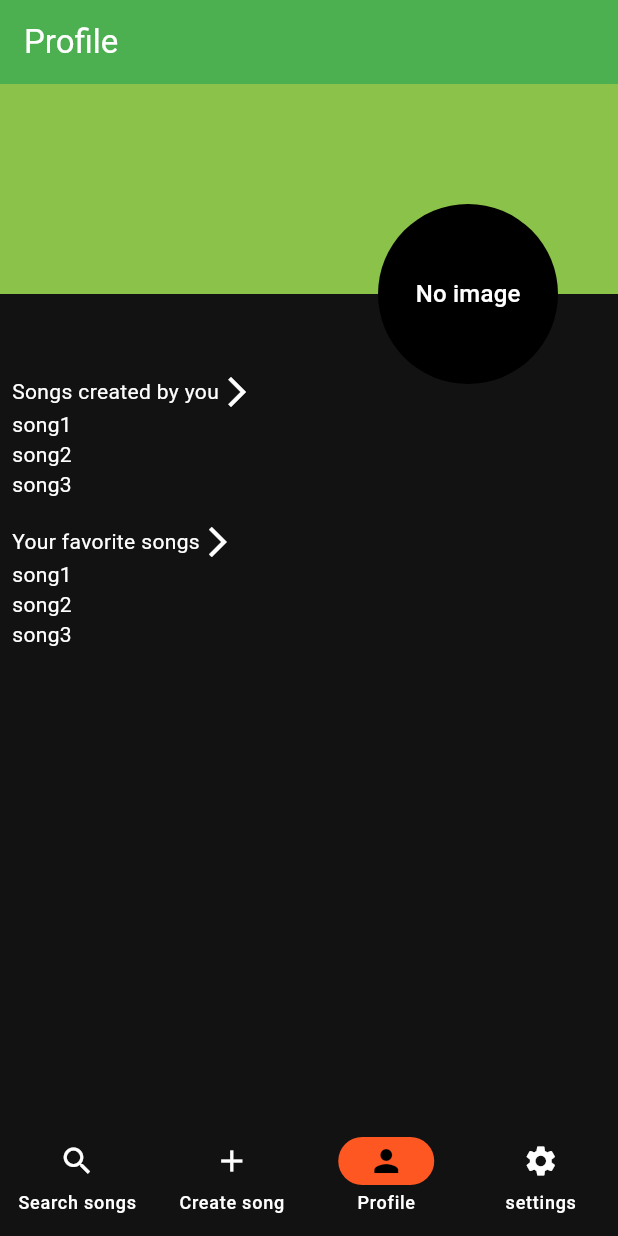
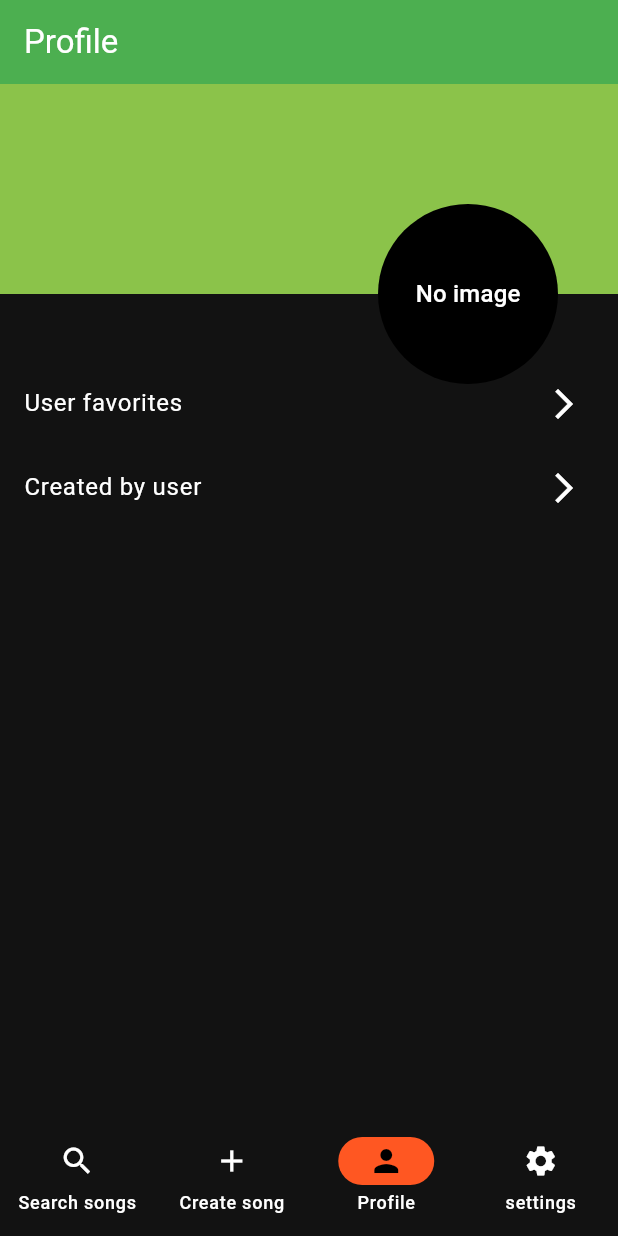
Before and after one commit to PetrsGamers/guitar-songbook, a Flutter app: the ProfileScreen screen opened by its route, on a phone screen of 412 x 824 dp. Run offline on Flutter 3.47's test engine with Material 3 defaults, Android fonts, the phone set to English and light mode, and no system bars; our stand-ins replace cloud_firestore, firebase_auth, firebase_core, go_router, hooks_riverpod; accounts and stored records are empty.

Commit message:
add favorites and created widget to profile page

```diff
--- a/lib/app_user.dart
+++ b/lib/app_user.dart
@@ -1,17 +1,20 @@
 class AppUser {
+  String id;
   String name;
   String bio;
   String picture;
   String email;
 
   AppUser(
-      {required this.name,
+      {required this.id,
+      required this.name,
       required this.bio,
       required this.picture,
       required this.email});
 
-  factory AppUser.fromMap(Map<String, dynamic> map) {
+  factory AppUser.fromMap(String id, Map<String, dynamic> map) {
     return AppUser(
+      id: id,
       name: map['name'] ?? '',
       bio: map['bio'] ?? '',
       picture: map['picture'] ?? '',
--- /dev/null
+++ b/lib/created_preview.dart
@@ -0,0 +1,84 @@
+import 'package:cloud_firestore/cloud_firestore.dart';
+import 'package:flutter/material.dart';
+import 'package:go_router/go_router.dart';
+import 'package:guitar_app/songs_class.dart';
+
+class CreatedPreview extends StatelessWidget {
+  const CreatedPreview({super.key, required this.userId});
+  final String userId;
+
+  Future<List<Song>> getUserCreated(String userId) async {
+    DocumentSnapshot<Map<String, dynamic>> userDoc =
+        await FirebaseFirestore.instance.collection('users').doc(userId).get();
+
+    List<String> songIds;
+    if (userDoc.exists && userDoc.data()!['created'] is List) {
+      // get the IDs of created songs
+      songIds = List<String>.from(userDoc.data()!['created']);
+      songIds = songIds.reversed.toList();
+      songIds = songIds.length > 3 ? songIds.sublist(0, 3) : songIds;
+    } else {
+      songIds = [];
+    }
+    try {
+      // get a list of song objects based on the prev. fetched ids
+      CollectionReference<Map<String, dynamic>> songsCollection =
+          FirebaseFirestore.instance.collection('songs');
+
+      List<Song> songs = [];
+
+      for (String songId in songIds) {
+        DocumentSnapshot<Map<String, dynamic>> songDoc =
+            await songsCollection.doc(songId).get();
+
+        if (songDoc.exists) {
+          songs.add(
+            Song(
+              id: songDoc.id,
+              name: songDoc.data()!['name'] ?? '',
+              author: songDoc.data()!['author'] ?? '',
+              text: songDoc.data()!['text'] ?? '',
+            ),
+          );
+        }
+      }
+      return songs;
+    } catch (error) {
+      print('Error fetching songs: $error');
+      rethrow;
+    }
+  }
+
+  @override
+  Widget build(BuildContext context) {
+    return FutureBuilder(
+        future: getUserCreated(userId),
+        builder: (context, snapshot) {
+          if (snapshot.connectionState == ConnectionState.waiting) {
+            return const CircularProgressIndicator();
+          } else if (snapshot.hasError) {
+            return Text('Error: ${snapshot.error}');
+          } else {
+            return Column(
+              children: [
+                ListTile(
+                    onTap: () => context.push("/profile/${userId}/created"),
+                    title: Text("Created by user"),
+                    trailing: Icon(Icons.arrow_forward_ios)),
+                ListView.builder(
+                    shrinkWrap: true,
+                    itemCount: snapshot.data!.length,
+                    itemBuilder: (context, index) {
+                      var song = snapshot.data![index];
+                      return ListTile(
+                        onTap: () => context.push("/search/${song.id}"),
+                        title: Text('Name: ${song.name}'),
+                        subtitle: Text('Author: ${song.author}'),
+                      );
+                    })
+              ],
+            );
+          }
+        });
+  }
+}
--- /dev/null
+++ b/lib/favorite_preview.dart
@@ -0,0 +1,84 @@
+import 'package:cloud_firestore/cloud_firestore.dart';
+import 'package:flutter/material.dart';
+import 'package:go_router/go_router.dart';
+import 'package:guitar_app/songs_class.dart';
+
+class FavoritePreview extends StatelessWidget {
+  const FavoritePreview({super.key, required this.userId});
+  final String userId;
+
+  Future<List<Song>> getUserFavorites(String userId) async {
+    DocumentSnapshot<Map<String, dynamic>> userDoc =
+        await FirebaseFirestore.instance.collection('users').doc(userId).get();
+
+    List<String> songIds;
+    if (userDoc.exists && userDoc.data()!['favorites'] is List) {
+      // Return the list of favorite song IDs
+      songIds = List<String>.from(userDoc.data()!['favorites']);
+      songIds = songIds.reversed.toList();
+      songIds = songIds.length > 3 ? songIds.sublist(0, 3) : songIds;
+    } else {
+      songIds = [];
+    }
+    try {
+      // get a list of song objects based on the prev. fetched ids
+      CollectionReference<Map<String, dynamic>> songsCollection =
+          FirebaseFirestore.instance.collection('songs');
+
+      List<Song> songs = [];
+
+      for (String songId in songIds) {
+        DocumentSnapshot<Map<String, dynamic>> songDoc =
+            await songsCollection.doc(songId).get();
+
+        if (songDoc.exists) {
+          songs.add(
+            Song(
+              id: songDoc.id,
+              name: songDoc.data()!['name'] ?? '',
+              author: songDoc.data()!['author'] ?? '',
+              text: songDoc.data()!['text'] ?? '',
+            ),
+          );
+        }
+      }
+      return songs;
+    } catch (error) {
+      print('Error fetching songs: $error');
+      rethrow;
+    }
+  }
+
+  @override
+  Widget build(BuildContext context) {
+    return FutureBuilder(
+        future: getUserFavorites(userId),
+        builder: (context, snapshot) {
+          if (snapshot.connectionState == ConnectionState.waiting) {
+            return const CircularProgressIndicator();
+          } else if (snapshot.hasError) {
+            return Text('Error: ${snapshot.error}');
+          } else {
+            return Column(
+              children: [
+                ListTile(
+                    onTap: () => context.push("/profile/${userId}/favorites"),
+                    title: Text("User favorites"),
+                    trailing: Icon(Icons.arrow_forward_ios)),
+                ListView.builder(
+                    shrinkWrap: true,
+                    itemCount: snapshot.data!.length,
+                    itemBuilder: (context, index) {
+                      var song = snapshot.data![index];
+                      return ListTile(
+                        onTap: () => context.push("/search/${song.id}"),
+                        title: Text('Name: ${song.name}'),
+                        subtitle: Text('Author: ${song.author}'),
+                      );
+                    })
+              ],
+            );
+          }
+        });
+  }
+}
--- a/lib/profile.dart
+++ b/lib/profile.dart
@@ -1,12 +1,12 @@
 import 'package:flutter/material.dart';
 import 'package:guitar_app/app_user.dart';
+import 'package:guitar_app/created_preview.dart';
+import 'package:guitar_app/favorite_preview.dart';
 import 'package:guitar_app/profile_screen.dart';
 import 'package:guitar_app/song_list_preview.dart';
 
 class Profile extends StatelessWidget {
-  const Profile({super.key, required this.viewingSelf, required this.user});
-
-  final bool viewingSelf;
+  const Profile({super.key, required this.user});
   final AppUser user;
 
   @override
@@ -41,10 +41,8 @@ class Profile extends StatelessWidget {
               crossAxisAlignment: CrossAxisAlignment.start,
               children: [
                 Text(user.name, style: const TextStyle(fontSize: 32)),
-                SongListPreview(
-                    viewingSelf: viewingSelf, listType: ListType.created),
-                SongListPreview(
-                    viewingSelf: viewingSelf, listType: ListType.favorites)
+                FavoritePreview(userId: user.id),
+                CreatedPreview(userId: user.id)
               ],
             ))
       ],
--- a/lib/profile_screen.dart
+++ b/lib/profile_screen.dart
@@ -7,7 +7,7 @@ import 'package:guitar_app/profile.dart';
 
 class ProfileScreen extends StatelessWidget {
   ProfileScreen({super.key, this.userId});
-  String? userId;
+  final String? userId;
 
   Future<AppUser> getUserById(String documentId) async {
     var firestore = FirebaseFirestore.instance;
@@ -16,7 +16,8 @@ class ProfileScreen extends StatelessWidget {
     var documentSnapshot = await usersCollection.doc(documentId).get();
 
     if (documentSnapshot.exists) {
-      return AppUser.fromMap(documentSnapshot.data() as Map<String, dynamic>);
+      return AppUser.fromMap(
+          documentId, documentSnapshot.data() as Map<String, dynamic>);
     } else {
       throw Exception('User not found');
     }
@@ -31,40 +32,41 @@ class ProfileScreen extends StatelessWidget {
 
     if (querySnapshot.docs.isNotEmpty) {
       var userDoc = querySnapshot.docs.first;
-      return AppUser.fromMap(userDoc.data() as Map<String, dynamic>);
+      return AppUser.fromMap(
+          userDoc.id, userDoc.data() as Map<String, dynamic>);
     } else {
       throw Exception('User not found');
     }
   }
 
-  final User? selfUser = Auth().currentUser;
+  final User? currentUser = Auth().currentUser;
 
   @override
   Widget build(BuildContext context) {
-    bool viewingSelf = userId == null;
-    if (selfUser == null) {
-      return Text("Error fetching user data");
+    String userID;
+    if (userId == null) {
+      userID = currentUser!.uid;
+    } else {
+      userID = userId!;
     }
-    userId ??= selfUser!.uid;
-    //return Text("${selfUser!.uid}");
-    //print("object")
+
     return Scaffold(
         appBar: AppBar(
           title: const Text("Profile"),
           backgroundColor: Colors.green,
         ),
         body: FutureBuilder<AppUser>(
-          future: getUserById(userId!),
+          future: getUserById(userID),
           builder: (BuildContext context, AsyncSnapshot<AppUser> snapshot) {
             if (snapshot.connectionState == ConnectionState.waiting) {
-              return CircularProgressIndicator();
+              return const CircularProgressIndicator();
             } else if (snapshot.hasError) {
               return Center(child: Text('Error: ${snapshot.error}'));
             } else if (snapshot.hasData) {
               AppUser user = snapshot.data!;
-              return Profile(viewingSelf: viewingSelf, user: user);
+              return Profile(user: user);
             } else {
-              return Text('No user found');
+              return const Text('No user found');
             }
           },
         ));
--- a/lib/song_list_preview.dart
+++ b/lib/song_list_preview.dart
@@ -30,9 +30,6 @@ class SongListPreview extends StatelessWidget {
               children: [Text(widgetTitle), Icon(Icons.arrow_forward_ios)],
             ),
           ),
-          Text("song1"),
-          Text("song2"),
-          Text("song3"),
         ],
       ),
     );
```
Also changed, not shown: lib/app_navigation.dart (+41 -2 lines), lib/user_created_screen.dart (added, +14 -0 lines), lib/user_favorites_screen.dart (added, +14 -0 lines).
